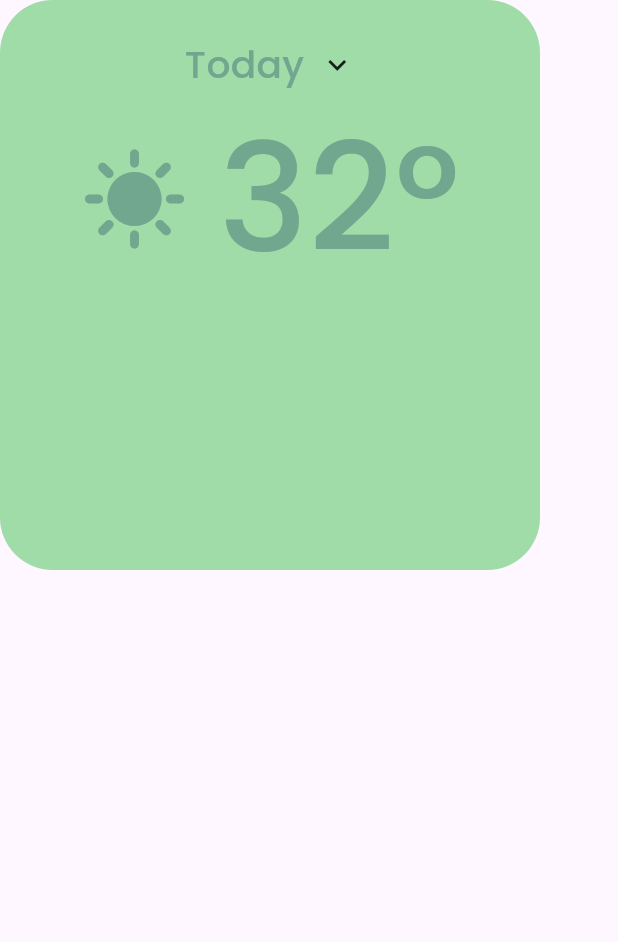
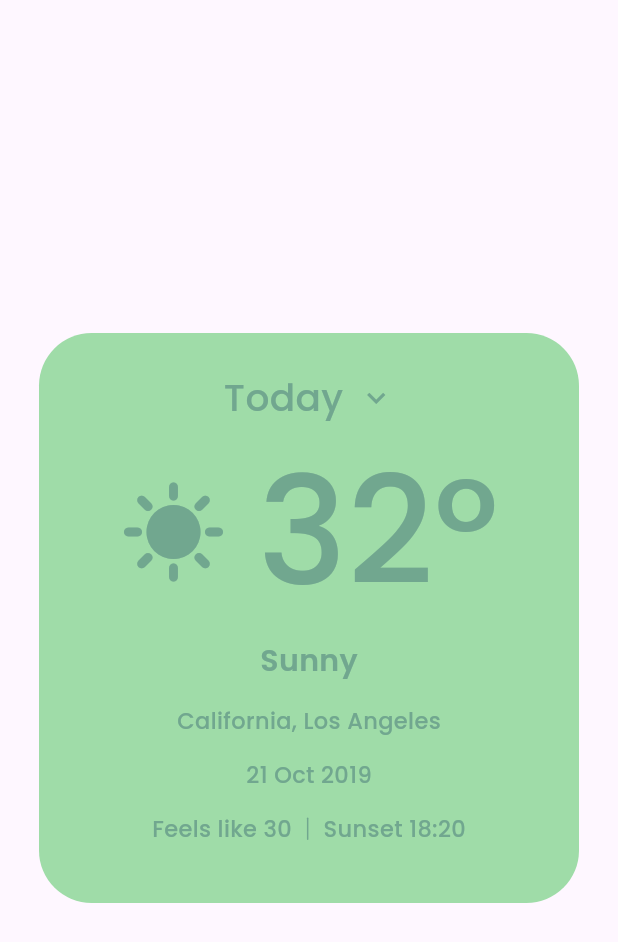
Before and after one commit to 666kurt/Flutter_Weather_App, a Flutter app: the screen it shows after launch, on a phone screen of 412 x 824 dp. Shown: the top 942 px of the screen. Run offline on Flutter 3.47's test engine with Material 3 defaults, Android fonts, the phone set to English and light mode, and no system bars.

Commit message:
Fixed UI

```diff
--- a/lib/screens/weather/weather_screen.dart
+++ b/lib/screens/weather/weather_screen.dart
@@ -11,8 +11,10 @@ class WeatherScreen extends StatefulWidget {
 class _WeatherScreenState extends State<WeatherScreen> {
   @override
   Widget build(BuildContext context) {
-    return Scaffold(
-      body: WeatherCard(),
+    return const Scaffold(
+      body: Center(
+        child: WeatherCard(),
+      ),
     );
   }
 }
--- a/lib/screens/weather/widgets/weather_card.dart
+++ b/lib/screens/weather/widgets/weather_card.dart
@@ -21,17 +21,20 @@ class _WeatherCardState extends State<WeatherCard> {
         color: AppColors.cardColor,
         borderRadius: BorderRadius.circular(35),
       ),
-      child: const Column(
+      child: Column(
         children: [
-          Row(
+          const Row(
             mainAxisAlignment: MainAxisAlignment.center,
             children: [
               Text("Today", style: AppFonts.headline),
               SizedBox(width: 10),
-              Icon(Icons.keyboard_arrow_down_outlined),
+              Icon(
+                Icons.keyboard_arrow_down_outlined,
+                color: AppColors.cardTextColor,
+              ),
             ],
           ),
-          Row(
+          const Row(
             mainAxisAlignment: MainAxisAlignment.center,
             children: [
               Icon(
@@ -43,6 +46,29 @@ class _WeatherCardState extends State<WeatherCard> {
               Text("32°", style: AppFonts.headlineLarge),
             ],
           ),
+          const Text("Sunny", style: AppFonts.bodySemiBold),
+          const SizedBox(height: 15),
+          const Text("California, Los Angeles", style: AppFonts.bodyMedium),
+          const SizedBox(height: 15),
+          const Text("21 Oct 2019", style: AppFonts.bodyMedium),
+          const SizedBox(height: 15),
+          Row(
+            mainAxisAlignment: MainAxisAlignment.center,
+            children: [
+              const Text("Feels like 30", style: AppFonts.bodyMedium),
+              const SizedBox(width: 10),
+              Container(
+                width: 1,
+                height: 15,
+                decoration: BoxDecoration(
+                  borderRadius: BorderRadius.circular(10),
+                  color: AppColors.cardTextColor,
+                ),
+              ),
+              const SizedBox(width: 10),
+              const Text("Sunset 18:20", style: AppFonts.bodyMedium),
+            ],
+          )
         ],
       ),
     );
```
